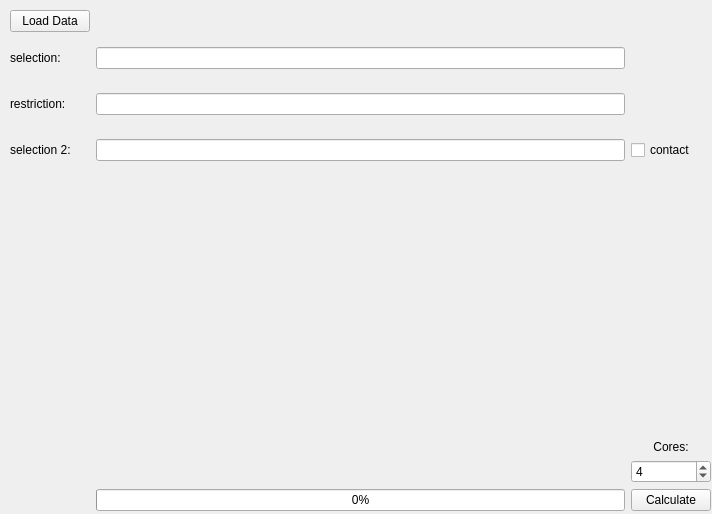
First picture: the form in PyContact/gui/sasa.ui, repository maxscheurer/pycontact, before the edit.
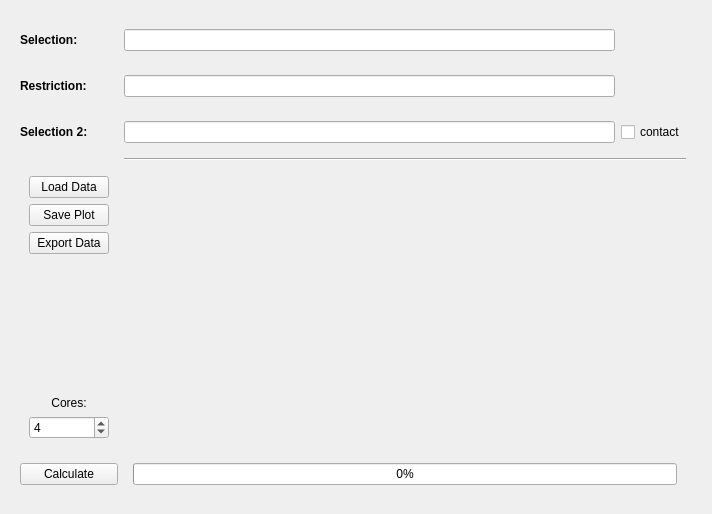
Second picture: the form after the edit.

Commit message: Sasa gui enhancement: issue #28 - added plot export - added results export - gui fixes -> resizing

What changed in the file:
```diff
--- a/PyContact/gui/sasa.ui
+++ b/PyContact/gui/sasa.ui
@@ -13,117 +13,17 @@
   <property name="windowTitle">
    <string>Surface Areas</string>
   </property>
-  <widget class="QWidget" name="gridLayoutWidget">
-   <property name="geometry">
-    <rect>
-     <x>10</x>
-     <y>10</y>
-     <width>701</width>
-     <height>501</height>
-    </rect>
-   </property>
+  <layout class="QGridLayout" name="gridLayout_2">
+   <item row="0" column="0">
+    <widget class="QWidget" name="gridWidget" native="true">
    <layout class="QGridLayout" name="gridLayout">
-    <item row="3" column="3">
-     <spacer name="horizontalSpacer_2">
-      <property name="orientation">
-       <enum>Qt::Horizontal</enum>
-      </property>
-      <property name="sizeType">
-       <enum>QSizePolicy::Fixed</enum>
-      </property>
-      <property name="sizeHint" stdset="0">
-       <size>
-        <width>40</width>
-        <height>40</height>
-       </size>
-      </property>
-     </spacer>
-    </item>
-    <item row="3" column="1">
-     <widget class="QLineEdit" name="sasaSelection1TextField"/>
-    </item>
-    <item row="5" column="3">
-     <widget class="QCheckBox" name="calculateContactAreaCheckbox">
-      <property name="text">
-       <string>contact</string>
-      </property>
-     </widget>
-    </item>
-    <item row="4" column="3">
-     <spacer name="horizontalSpacer">
-      <property name="orientation">
-       <enum>Qt::Horizontal</enum>
-      </property>
-      <property name="sizeType">
-       <enum>QSizePolicy::Fixed</enum>
-      </property>
-      <property name="sizeHint" stdset="0">
-       <size>
-        <width>40</width>
-        <height>40</height>
-       </size>
-      </property>
-     </spacer>
-    </item>
-    <item row="5" column="4">
-     <spacer name="horizontalSpacer_3">
-      <property name="orientation">
-       <enum>Qt::Horizontal</enum>
-      </property>
-      <property name="sizeType">
-       <enum>QSizePolicy::Fixed</enum>
-      </property>
-      <property name="sizeHint" stdset="0">
-       <size>
-        <width>0</width>
-        <height>40</height>
-       </size>
-      </property>
-     </spacer>
-    </item>
-    <item row="3" column="0">
-     <widget class="QLabel" name="label">
-      <property name="text">
-       <string>selection:</string>
-      </property>
-     </widget>
-    </item>
-    <item row="7" column="3">
-     <widget class="QPushButton" name="calcSasaButton">
-      <property name="text">
-       <string>Calculate</string>
-      </property>
-     </widget>
-    </item>
-    <item row="6" column="1">
-     <widget class="QWidget" name="sasaGraphWidget" native="true">
-      <widget class="QWidget" name="gridLayoutWidget_2">
-       <property name="geometry">
-        <rect>
-         <x>0</x>
-         <y>0</y>
-         <width>521</width>
-         <height>271</height>
-        </rect>
-       </property>
+      <item row="7" column="1" colspan="2">
+       <widget class="QWidget" name="gridWidget" native="true">
+        <layout class="QGridLayout" name="gridLayout_3">
+         <item row="0" column="0">
        <layout class="QGridLayout" name="graphGridLayout"/>
-      </widget>
-     </widget>
-    </item>
-    <item row="4" column="1">
-     <widget class="QLineEdit" name="sasaRestrictionTextField"/>
-    </item>
-    <item row="4" column="0">
-     <widget class="QLabel" name="label_2">
-      <property name="sizePolicy">
-       <sizepolicy hsizetype="Fixed" vsizetype="Preferred">
-        <horstretch>0</horstretch>
-        <verstretch>0</verstretch>
-       </sizepolicy>
-      </property>
-      <property name="text">
-       <string>restriction:</string>
-      </property>
+         </item>
+        </layout>
      </widget>
     </item>
     <item row="5" column="1">
@@ -143,56 +43,80 @@
         <height>0</height>
        </size>
       </property>
-     </widget>
-    </item>
-    <item row="5" column="0">
-     <widget class="QLabel" name="label_3">
+        <property name="focusPolicy">
+         <enum>Qt::StrongFocus</enum>
+        </property>
+       </widget>
+      </item>
+      <item row="4" column="0">
+       <widget class="QLabel" name="label_2">
       <property name="sizePolicy">
-       <sizepolicy hsizetype="Minimum" vsizetype="Fixed">
+         <sizepolicy hsizetype="Fixed" vsizetype="Preferred">
         <horstretch>0</horstretch>
         <verstretch>0</verstretch>
        </sizepolicy>
       </property>
+        <property name="font">
+         <font>
+          <weight>75</weight>
+          <bold>true</bold>
+         </font>
+        </property>
       <property name="text">
-       <string>selection 2:</string>
+         <string>Restriction:</string>
       </property>
      </widget>
     </item>
-    <item row="2" column="1">
-     <spacer name="horizontalSpacer_4">
+      <item row="3" column="1">
+       <widget class="QLineEdit" name="sasaSelection1TextField"/>
+      </item>
+      <item row="5" column="3">
+       <spacer name="horizontalSpacer_3">
       <property name="orientation">
        <enum>Qt::Horizontal</enum>
       </property>
+        <property name="sizeType">
+         <enum>QSizePolicy::Fixed</enum>
+        </property>
       <property name="sizeHint" stdset="0">
        <size>
-        <width>40</width>
-        <height>20</height>
+          <width>0</width>
+          <height>40</height>
        </size>
       </property>
      </spacer>
     </item>
-    <item row="2" column="0">
+      <item row="8" column="0">
+       <widget class="QPushButton" name="calcSasaButton">
+        <property name="text">
+         <string>Calculate</string>
+        </property>
+       </widget>
+      </item>
+      <item row="7" column="0">
+       <widget class="QWidget" name="" native="true">
+        <layout class="QVBoxLayout" name="verticalLayout">
+         <item>
      <widget class="QPushButton" name="loadDataButton">
       <property name="text">
        <string>Load Data</string>
       </property>
      </widget>
     </item>
-    <item row="7" column="1">
-     <widget class="QProgressBar" name="sasaProgressBar">
-      <property name="value">
-       <number>0</number>
-      </property>
-      <property name="textVisible">
-       <bool>true</bool>
-      </property>
-      <property name="invertedAppearance">
-       <bool>false</bool>
-      </property>
-     </widget>
-    </item>
-    <item row="6" column="3">
-     <layout class="QVBoxLayout" name="verticalLayout">
+         <item>
+          <widget class="QPushButton" name="savePlotButton">
+           <property name="text">
+            <string>Save Plot</string>
+           </property>
+          </widget>
+         </item>
+         <item>
+          <widget class="QPushButton" name="exportDataButton">
+           <property name="text">
+            <string>Export Data</string>
+           </property>
+          </widget>
+         </item>
       <item>
        <spacer name="verticalSpacer">
         <property name="orientation">
@@ -230,10 +154,131 @@
        </widget>
       </item>
      </layout>
-    </item>
-   </layout>
-  </widget>
- </widget>
+       </widget>
+      </item>
+      <item row="8" column="1" colspan="2">
+       <widget class="QWidget" name="horizontalWidget" native="true">
+        <layout class="QVBoxLayout" name="verticalLayout_2">
+         <property name="sizeConstraint">
+          <enum>QLayout::SetNoConstraint</enum>
+         </property>
+         <item>
+          <widget class="QProgressBar" name="sasaProgressBar">
+           <property name="value">
+            <number>0</number>
+           </property>
+           <property name="textVisible">
+            <bool>true</bool>
+           </property>
+           <property name="invertedAppearance">
+            <bool>false</bool>
+           </property>
+          </widget>
+         </item>
+        </layout>
+       </widget>
+      </item>
+      <item row="3" column="0">
+       <widget class="QLabel" name="label">
+        <property name="font">
+         <font>
+          <weight>75</weight>
+          <bold>true</bold>
+         </font>
+        </property>
+        <property name="text">
+         <string>Selection:</string>
+        </property>
+       </widget>
+      </item>
+      <item row="5" column="2">
+       <widget class="QCheckBox" name="calculateContactAreaCheckbox">
+        <property name="text">
+         <string>contact</string>
+        </property>
+       </widget>
+      </item>
+      <item row="4" column="1">
+       <widget class="QLineEdit" name="sasaRestrictionTextField">
+        <property name="focusPolicy">
+         <enum>Qt::StrongFocus</enum>
+        </property>
+       </widget>
+      </item>
+      <item row="4" column="2">
+       <spacer name="horizontalSpacer">
+        <property name="orientation">
+         <enum>Qt::Horizontal</enum>
+        </property>
+        <property name="sizeType">
+         <enum>QSizePolicy::Fixed</enum>
+        </property>
+        <property name="sizeHint" stdset="0">
+         <size>
+          <width>40</width>
+          <height>40</height>
+         </size>
+        </property>
+       </spacer>
+      </item>
+      <item row="3" column="2" colspan="2">
+       <spacer name="horizontalSpacer_2">
+        <property name="orientation">
+         <enum>Qt::Horizontal</enum>
+        </property>
+        <property name="sizeType">
+         <enum>QSizePolicy::Fixed</enum>
+        </property>
+        <property name="sizeHint" stdset="0">
+         <size>
+          <width>40</width>
+          <height>40</height>
+         </size>
+        </property>
+       </spacer>
+      </item>
+      <item row="5" column="0">
+       <widget class="QLabel" name="label_3">
+        <property name="sizePolicy">
+         <sizepolicy hsizetype="Minimum" vsizetype="Fixed">
+          <horstretch>0</horstretch>
+          <verstretch>0</verstretch>
+         </sizepolicy>
+        </property>
+        <property name="font">
+         <font>
+          <weight>75</weight>
+          <bold>true</bold>
+         </font>
+        </property>
+        <property name="text">
+         <string>Selection 2:</string>
+        </property>
+       </widget>
+      </item>
+      <item row="6" column="1" colspan="2">
+       <widget class="Line" name="line">
+        <property name="orientation">
+         <enum>Qt::Horizontal</enum>
+        </property>
+       </widget>
+      </item>
+     </layout>
+    </widget>
+   </item>
+  </layout>
+ </widget>
+ <tabstops>
+  <tabstop>sasaSelection1TextField</tabstop>
+  <tabstop>sasaRestrictionTextField</tabstop>
+  <tabstop>sasaSelection2TextField</tabstop>
+  <tabstop>calculateContactAreaCheckbox</tabstop>
+  <tabstop>coreBox</tabstop>
+  <tabstop>loadDataButton</tabstop>
+  <tabstop>savePlotButton</tabstop>
+  <tabstop>exportDataButton</tabstop>
+  <tabstop>calcSasaButton</tabstop>
+ </tabstops>
  <resources/>
  <connections/>
 </ui>
```
Lines whose indentation alone changed are shown as unchanged. The commit also changes 7 other files.
